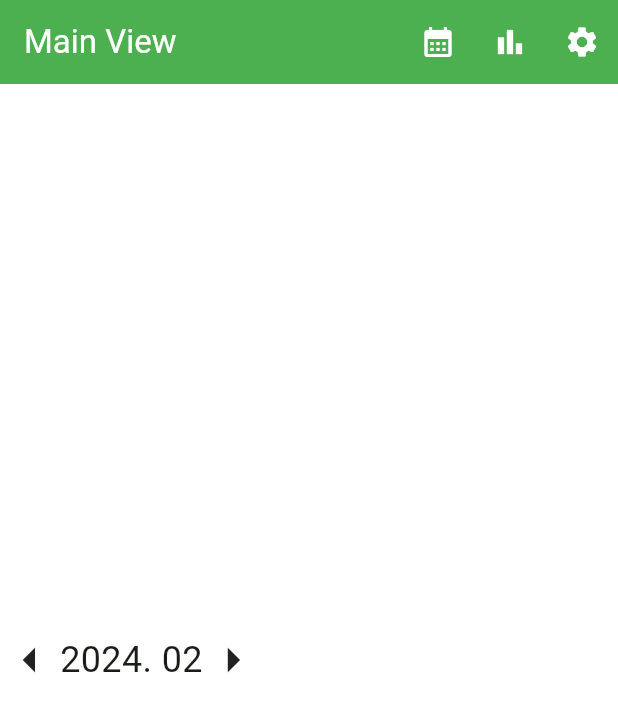
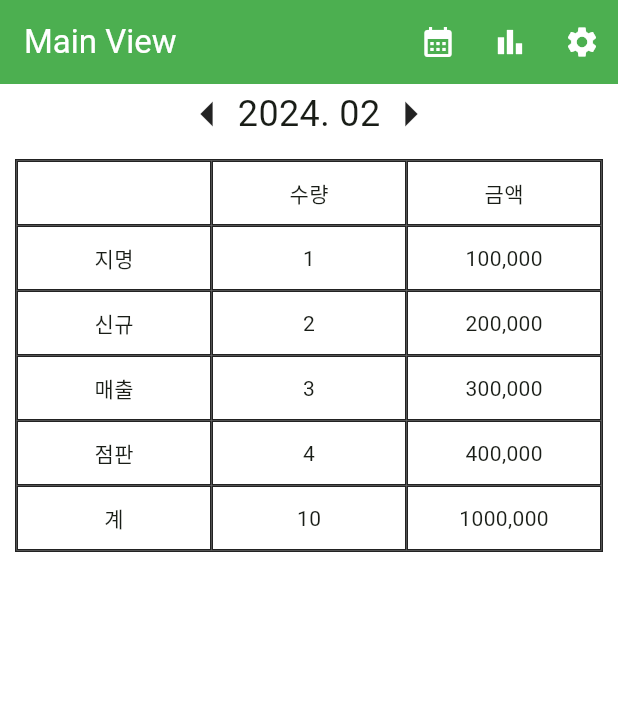
Before and after one commit to kanggo1111/hair_designer_sales_manage2, a Flutter app: the screen it shows once a user with an empty profile is signed in, after a tap on the "arrow left" icon, after a tap on the "arrow right" icon, after a tap on the "bar chart" icon, on a phone screen of 412 x 824 dp. Shown: the top 712 px of the screen. Run offline on Flutter 3.47's test engine with Material 3 defaults, Android fonts, the phone set to English and light mode, and no system bars; our stand-ins replace firebase_auth, firebase_core, get; accounts and stored records are empty.

Commit message:
[devel] statistics view
Deatails:
statistics view

```diff
--- a/lib/view/settings.dart
+++ b/lib/view/settings.dart
@@ -5,7 +5,9 @@ class Settings extends StatelessWidget {
 
   @override
   Widget build(BuildContext context) {
-    return Row(
+    return Container(
+      color: Colors.teal,
+      child: Row(
         mainAxisAlignment: MainAxisAlignment.center,
         children: [
           Column(
@@ -15,6 +17,7 @@ class Settings extends StatelessWidget {
             ],
           )
         ],
+      ),
     );
   }
 }
--- a/lib/view/statistics.dart
+++ b/lib/view/statistics.dart
@@ -12,8 +12,17 @@ class Statistics extends StatefulWidget {
 }
 
 class _StatisticsState extends State<Statistics> {
+  @override
+  List<dynamic> tableContent = [
+    // TODO:
+    ['', '수량', '금액'],
+    ['지명', '1', '100,000'],
+    ['신규', '2', '200,000'],
+    ['매출', '3', '300,000'],
+    ['점판', '4', '400,000'],
+    ['계', '10', '1000,000']
+  ];
 
-  @override
   void initState() {
     // TODO: implement initState
     now = DateTime.now();
@@ -42,8 +51,14 @@ class _StatisticsState extends State<Statistics> {
 
   @override
   Widget build(BuildContext context) {
-    return Center(
+    return Container(
+      color: Colors.white,
+      child: Column(
+        crossAxisAlignment: CrossAxisAlignment.center,
+        children: [
+          Container(
             child: Row(
+              mainAxisAlignment: MainAxisAlignment.center,
               children: [
                 GestureDetector(
                     onTap: () {
@@ -72,6 +87,29 @@ class _StatisticsState extends State<Statistics> {
                 ),
               ],
             ),
+          ),
+          Padding(
+            padding: const EdgeInsets.all(10),
+            child: Container(
+              decoration: BoxDecoration(border: Border.all(color: Colors.black87)),
+              child: GridView.builder(
+                  shrinkWrap: true,
+                  gridDelegate: SliverGridDelegateWithFixedCrossAxisCount(
+                      crossAxisCount: 3, childAspectRatio: 3),
+                  itemCount: 18,
+                  itemBuilder: (context, index) {
+                    return Container(
+                      alignment: Alignment.center,
+                      decoration: BoxDecoration(border: Border.all(color: Colors.black87)),
+                      // TODO: fill tile with data
+                      // TODO: modify ui
+                      child: Text(tableContent[(index/3).toInt()][index%3], style: TextStyle(),),
+                    );
+                  }),
+            ),
+          )
+        ],
+      ),
     );
   }
 }
```
Also changed, not shown: 1 other file. Lines whose indentation alone changed are shown as unchanged.
